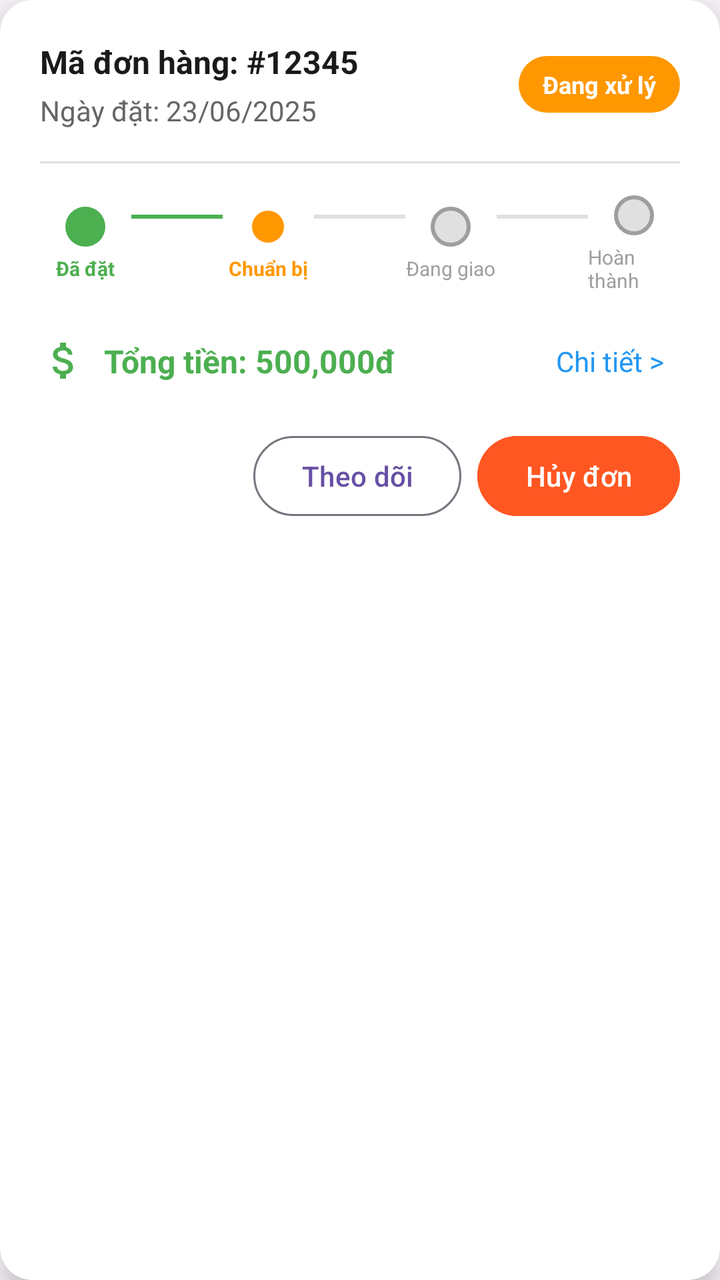
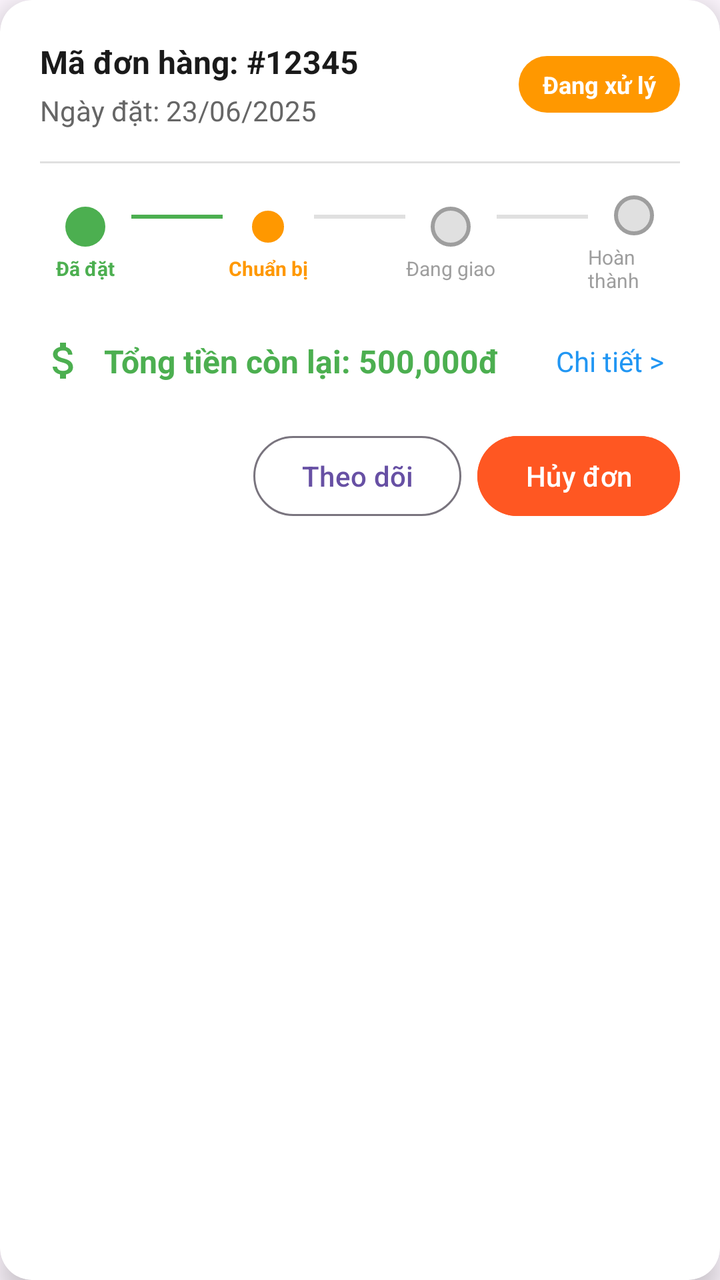

Compare the two renders of this Android layout. The source of the first and the diff that turns it into the second are given below.
<!-- AndroidManifest.xml: application theme Theme.MyApplication -->
<!-- res/layout/item_lsdh.xml -->
<?xml version="1.0" encoding="utf-8"?>
<androidx.cardview.widget.CardView xmlns:android="http://schemas.android.com/apk/res/android"
    xmlns:app="http://schemas.android.com/apk/res-auto"
    android:layout_width="match_parent"
    android:layout_height="wrap_content"
    android:layout_marginStart="16dp"
    android:layout_marginEnd="16dp"
    android:layout_marginBottom="12dp"
    app:cardCornerRadius="16dp"
    app:cardElevation="8dp"
    app:cardBackgroundColor="@android:color/white"
    android:foreground="?android:attr/selectableItemBackground"
    android:clickable="true">

    <LinearLayout
        android:layout_width="match_parent"
        android:layout_height="wrap_content"
        android:orientation="vertical"
        android:padding="20dp">

        
        <LinearLayout
            android:layout_width="match_parent"
            android:layout_height="wrap_content"
            android:orientation="horizontal"
            android:gravity="center_vertical">

            <LinearLayout
                android:layout_width="0dp"
                android:layout_height="wrap_content"
                android:layout_weight="1"
                android:orientation="vertical">

                <TextView
                    android:id="@+id/tv_order_id"
                    android:layout_width="wrap_content"
                    android:layout_height="wrap_content"
                    android:text="Mã đơn hàng: #12345"
                    android:textSize="16sp"
                    android:textStyle="bold"
                    android:textColor="#1A1A1A" />

                <TextView
                    android:id="@+id/tv_order_date"
                    android:layout_width="wrap_content"
                    android:layout_height="wrap_content"
                    android:text="Ngày đặt: 23/06/2025"
                    android:textSize="14sp"
                    android:textColor="#666666"
                    android:layout_marginTop="4dp" />

            </LinearLayout>

            <TextView
                android:id="@+id/tv_order_status"
                android:layout_width="wrap_content"
                android:layout_height="wrap_content"
                android:text="Đang xử lý"
                android:textSize="12sp"
                android:textStyle="bold"
                android:textColor="@android:color/white"
                android:background="@drawable/status_background_processing"
                android:paddingStart="12dp"
                android:paddingEnd="12dp"
                android:paddingTop="6dp"
                android:paddingBottom="6dp" />

        </LinearLayout>

        
        <View
            android:layout_width="match_parent"
            android:layout_height="1dp"
            android:background="#E0E0E0"
            android:layout_marginTop="16dp"
            android:layout_marginBottom="16dp" />

        
        <LinearLayout
            android:layout_width="match_parent"
            android:layout_height="wrap_content"
            android:orientation="vertical"
            android:layout_marginBottom="16dp">

            
            <LinearLayout
                android:layout_width="match_parent"
                android:layout_height="wrap_content"
                android:orientation="horizontal"
                android:gravity="center_vertical">

                
                <LinearLayout
                    android:layout_width="0dp"
                    android:layout_height="wrap_content"
                    android:layout_weight="1"
                    android:orientation="vertical"
                    android:gravity="center">

                    <View
                        android:id="@+id/step_1_circle"
                        android:layout_width="20dp"
                        android:layout_height="20dp"
                        android:background="@drawable/step_completed_circle" />

                    <TextView
                        android:layout_width="wrap_content"
                        android:layout_height="wrap_content"
                        android:text="Đã đặt"
                        android:textSize="10sp"
                        android:textColor="#4CAF50"
                        android:textStyle="bold"
                        android:layout_marginTop="4dp" />

                </LinearLayout>

                
                <View
                    android:id="@+id/progress_line_1"
                    android:layout_width="0dp"
                    android:layout_height="2dp"
                    android:layout_weight="1"
                    android:background="#4CAF50"
                    android:layout_marginBottom="14dp" />

                
                <LinearLayout
                    android:layout_width="0dp"
                    android:layout_height="wrap_content"
                    android:layout_weight="1"
                    android:orientation="vertical"
                    android:gravity="center">

                    <View
                        android:id="@+id/step_2_circle"
                        android:layout_width="20dp"
                        android:layout_height="20dp"
                        android:background="@drawable/step_current_circle" />

                    <TextView
                        android:layout_width="wrap_content"
                        android:layout_height="wrap_content"
                        android:text="Chuẩn bị"
                        android:textSize="10sp"
                        android:textColor="#FF9800"
                        android:textStyle="bold"
                        android:layout_marginTop="4dp" />

                </LinearLayout>

                
                <View
                    android:id="@+id/progress_line_2"
                    android:layout_width="0dp"
                    android:layout_height="2dp"
                    android:layout_weight="1"
                    android:background="#E0E0E0"
                    android:layout_marginBottom="14dp" />

                
                <LinearLayout
                    android:layout_width="0dp"
                    android:layout_height="wrap_content"
                    android:layout_weight="1"
                    android:orientation="vertical"
                    android:gravity="center">

                    <View
                        android:id="@+id/step_3_circle"
                        android:layout_width="20dp"
                        android:layout_height="20dp"
                        android:background="@drawable/step_pending_circle" />

                    <TextView
                        android:layout_width="wrap_content"
                        android:layout_height="wrap_content"
                        android:text="Đang giao"
                        android:textSize="10sp"
                        android:textColor="#9E9E9E"
                        android:layout_marginTop="4dp" />

                </LinearLayout>

                
                <View
                    android:id="@+id/progress_line_3"
                    android:layout_width="0dp"
                    android:layout_height="2dp"
                    android:layout_weight="1"
                    android:background="#E0E0E0"
                    android:layout_marginBottom="14dp" />

                
                <LinearLayout
                    android:layout_width="0dp"
                    android:layout_height="wrap_content"
                    android:layout_weight="1"
                    android:orientation="vertical"
                    android:gravity="center">

                    <View
                        android:id="@+id/step_4_circle"
                        android:layout_width="20dp"
                        android:layout_height="20dp"
                        android:background="@drawable/step_pending_circle" />

                    <TextView
                        android:layout_width="wrap_content"
                        android:layout_height="wrap_content"
                        android:text="Hoàn thành"
                        android:textSize="10sp"
                        android:textColor="#9E9E9E"
                        android:layout_marginTop="4dp" />

                </LinearLayout>

            </LinearLayout>

        </LinearLayout>

        
        <LinearLayout
            android:layout_width="match_parent"
            android:layout_height="wrap_content"
            android:orientation="horizontal"
            android:gravity="center_vertical">

            <ImageView
                android:layout_width="24dp"
                android:layout_height="24dp"
                android:src="@drawable/baseline_attach_money_24"
                app:tint="#4CAF50"
                android:layout_marginEnd="8dp" />

            <TextView
                android:id="@+id/tv_order_total"
                android:layout_width="0dp"
                android:layout_height="wrap_content"
                android:layout_weight="1"
                android:text="Tổng tiền: 500,000đ"
                android:textSize="16sp"
                android:textStyle="bold"
                android:textColor="#4CAF50" />

            <TextView
                android:layout_width="wrap_content"
                android:layout_height="wrap_content"
                android:text="Chi tiết >"
                android:textSize="14sp"
                android:textColor="#2196F3"
                android:clickable="true"
                android:foreground="?android:attr/selectableItemBackground"
                android:padding="8dp" />

        </LinearLayout>

        
        <LinearLayout
            android:layout_width="match_parent"
            android:layout_height="wrap_content"
            android:orientation="horizontal"
            android:layout_marginTop="16dp"
            android:gravity="end">

            <Button
                android:id="@+id/btn_track_order"
                style="@style/Widget.Material3.Button.OutlinedButton"
                android:layout_width="wrap_content"
                android:layout_height="wrap_content"
                android:text="Theo dõi"
                android:textSize="14sp"
                android:layout_marginEnd="8dp"
                android:minWidth="80dp" />

            <Button
                android:id="@+id/btn_cancel_order"
                style="@style/Widget.Material3.Button"
                android:layout_width="wrap_content"
                android:layout_height="wrap_content"
                android:text="Hủy đơn"
                android:textSize="14sp"
                android:backgroundTint="#FF5722"
                android:minWidth="80dp"
                android:visibility="visible" />

        </LinearLayout>

    </LinearLayout>

</androidx.cardview.widget.CardView>
<!-- resources referenced by this layout -->
<resources>
  <!-- drawable baseline_attach_money_24 (drawable) -->
  <vector xmlns:android="http://schemas.android.com/apk/res/android" android:height="24dp" android:tint="#101010" android:viewportHeight="24" android:viewportWidth="24" android:width="24dp">
        
      <path android:fillColor="@android:color/white" android:pathData="M11.8,10.9c-2.27,-0.59 -3,-1.2 -3,-2.15 0,-1.09 1.01,-1.85 2.7,-1.85 1.78,0 2.44,0.85 2.5,2.1h2.21c-0.07,-1.72 -1.12,-3.3 -3.21,-3.81V3h-3v2.16c-1.94,0.42 -3.5,1.68 -3.5,3.61 0,2.31 1.91,3.46 4.7,4.13 2.5,0.6 3,1.48 3,2.41 0,0.69 -0.49,1.79 -2.7,1.79 -2.06,0 -2.87,-0.92 -2.98,-2.1h-2.2c0.12,2.19 1.76,3.42 3.68,3.83V21h3v-2.15c1.95,-0.37 3.5,-1.5 3.5,-3.55 0,-2.84 -2.43,-3.81 -4.7,-4.4z"/>
      
  </vector>
  <!-- drawable status_background_processing (drawable) -->
  <?xml version="1.0" encoding="utf-8"?>
  <shape xmlns:android="http://schemas.android.com/apk/res/android"
      android:shape="rectangle">
      <solid android:color="#FF9800" />
      <corners android:radius="20dp" />
  </shape>
  <!-- drawable step_completed_circle (drawable) -->
  <?xml version="1.0" encoding="utf-8"?>
  <shape xmlns:android="http://schemas.android.com/apk/res/android"
      android:shape="oval">
      <solid android:color="#4CAF50" />
      <size
          android:width="20dp"
          android:height="20dp" />
  </shape>
  <!-- drawable step_current_circle (drawable) -->
  <?xml version="1.0" encoding="utf-8"?>
  <shape xmlns:android="http://schemas.android.com/apk/res/android"
      android:shape="oval">
      <solid android:color="#FF9800" />
      <stroke
          android:width="2dp"
          android:color="#FFFFFF" />
      <size
          android:width="20dp"
          android:height="20dp" />
  </shape>
  <!-- drawable step_pending_circle (drawable) -->
  <?xml version="1.0" encoding="utf-8"?>
  <shape xmlns:android="http://schemas.android.com/apk/res/android"
      android:shape="oval">
      <solid android:color="#E0E0E0" />
      <stroke
          android:width="2dp"
          android:color="#9E9E9E" />
      <size
          android:width="20dp"
          android:height="20dp" />
  </shape>
  <style name="Theme.MyApplication" parent="Base.Theme.MyApplication" />
  <style name="Base.Theme.MyApplication" parent="Theme.Material3.DayNight.NoActionBar">
          
          
      </style>
</resources>

<!-- the commit's change to res/layout/item_lsdh.xml (unified diff, before → after) -->
@@ -237,12 +237,13 @@
                 android:layout_width="0dp"
                 android:layout_height="wrap_content"
                 android:layout_weight="1"
-                android:text="Tổng tiền: 500,000đ"
+                android:text="Tổng tiền còn lại: 500,000đ"
                 android:textSize="16sp"
                 android:textStyle="bold"
                 android:textColor="#4CAF50" />
 
             <TextView
+                android:id="@+id/tv_order_details"
                 android:layout_width="wrap_content"
                 android:layout_height="wrap_content"
                 android:text="Chi tiết >"
@@ -261,7 +262,16 @@
             android:orientation="horizontal"
             android:layout_marginTop="16dp"
             android:gravity="end">
-
+            <Button
+                android:id="@+id/btn_reorder"
+                style="@style/Widget.Material3.Button.OutlinedButton"
+                android:layout_width="wrap_content"
+                android:layout_height="wrap_content"
+                android:text="Đặt lại"
+                android:textSize="14sp"
+                android:layout_marginEnd="8dp"
+                android:minWidth="80dp"
+                android:visibility="gone" />
             <Button
                 android:id="@+id/btn_track_order"
                 style="@style/Widget.Material3.Button.OutlinedButton"
